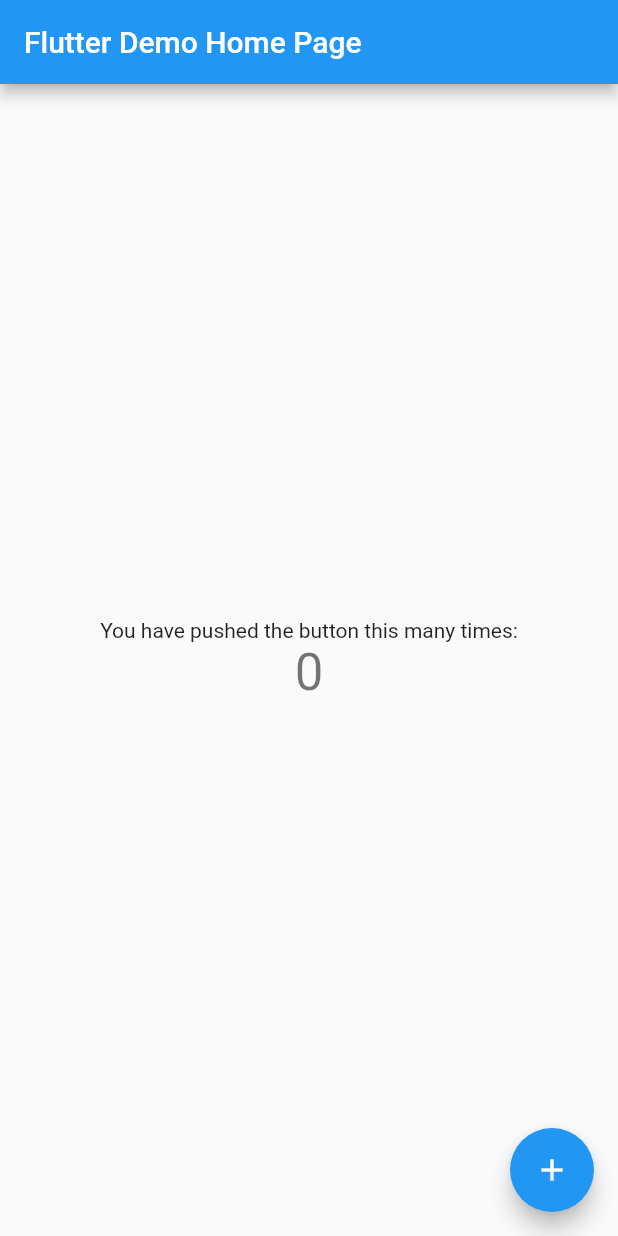
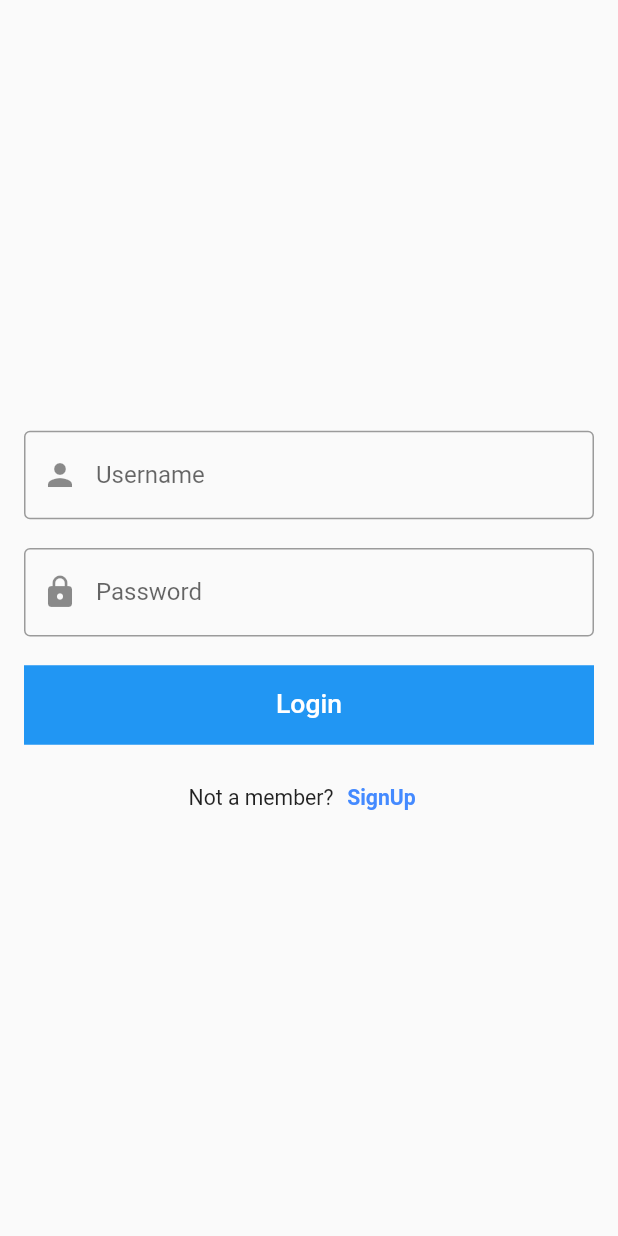
Before and after one commit to rjlama07/Chat-App-Firebase-Flutter, a Flutter app: the screen it shows after launch, on a phone screen of 412 x 824 dp. Run offline on Flutter 3.47's test engine with Material 2 defaults, Android fonts, the phone set to English and light mode, and no system bars; our stand-ins replace cloud_firestore, dartz, firebase_auth, firebase_core, firebase_messaging, firebase_storage and 5 more; missing offline and left inert: flutter_firebase_chat_core; accounts and stored records are empty.

Commit message:
login signup Completed

```diff
--- a/lib/main.dart
+++ b/lib/main.dart
@@ -1,7 +1,9 @@
+import 'package:chatapp/view/login/login_page.dart';
 import 'package:firebase_core/firebase_core.dart';
 import 'package:flutter/material.dart';
 import 'package:flutter_riverpod/flutter_riverpod.dart';
-
+import 'package:flutter_screenutil/flutter_screenutil.dart';
+import 'package:get/get_navigation/src/root/get_material_app.dart';
 import 'firebase_options.dart';
 
 void main() async {
@@ -18,106 +20,19 @@ class MyApp extends StatelessWidget {
   // This widget is the root of your application.
   @override
   Widget build(BuildContext context) {
-    return MaterialApp(
-      title: 'Flutter Demo',
-      theme: ThemeData(
-        // This is the theme of your application.
-        //
-        // Try running your application with "flutter run". You'll see the
-        // application has a blue toolbar. Then, without quitting the app, try
-        // changing the primarySwatch below to Colors.green and then invoke
-        // "hot reload" (press "r" in the console where you ran "flutter run",
-        // or simply save your changes to "hot reload" in a Flutter IDE).
-        // Notice that the counter didn't reset back to zero; the application
-        // is not restarted.
-        primarySwatch: Colors.blue,
+    return ScreenUtilInit(
+      minTextAdapt: true,
+      designSize: const Size(932, 430),
+      builder: (context, child) => GetMaterialApp(
+        debugShowCheckedModeBanner: false,
+        title: 'Flutter Demo',
+        themeMode: ThemeMode.light,
+        theme: ThemeData(
+            primarySwatch: Colors.blue,
+            appBarTheme:
+                const AppBarTheme().copyWith(foregroundColor: Colors.white)),
+        home: const LoginPage(),
       ),
-      home: const MyHomePage(title: 'Flutter Demo Home Page'),
     );
   }
 }
-
-class MyHomePage extends StatefulWidget {
-  const MyHomePage({super.key, required this.title});
-
-  // This widget is the home page of your application. It is stateful, meaning
-  // that it has a State object (defined below) that contains fields that affect
-  // how it looks.
-
-  // This class is the configuration for the state. It holds the values (in this
-  // case the title) provided by the parent (in this case the App widget) and
-  // used by the build method of the State. Fields in a Widget subclass are
-  // always marked "final".
-
-  final String title;
-
-  @override
-  State<MyHomePage> createState() => _MyHomePageState();
-}
-
-class _MyHomePageState extends State<MyHomePage> {
-  int _counter = 0;
-
-  void _incrementCounter() {
-    setState(() {
-      // This call to setState tells the Flutter framework that something has
-      // changed in this State, which causes it to rerun the build method below
-      // so that the display can reflect the updated values. If we changed
-      // _counter without calling setState(), then the build method would not be
-      // called again, and so nothing would appear to happen.
-      _counter++;
-    });
-  }
-
-  @override
-  Widget build(BuildContext context) {
-    // This method is rerun every time setState is called, for instance as done
-    // by the _incrementCounter method above.
-    //
-    // The Flutter framework has been optimized to make rerunning build methods
-    // fast, so that you can just rebuild anything that needs updating rather
-    // than having to individually change instances of widgets.
-    return Scaffold(
-      appBar: AppBar(
-        // Here we take the value from the MyHomePage object that was created by
-        // the App.build method, and use it to set our appbar title.
-        title: Text(widget.title),
-      ),
-      body: Center(
-        // Center is a layout widget. It takes a single child and positions it
-        // in the middle of the parent.
-        child: Column(
-          // Column is also a layout widget. It takes a list of children and
-          // arranges them vertically. By default, it sizes itself to fit its
-          // children horizontally, and tries to be as tall as its parent.
-          //
-          // Invoke "debug painting" (press "p" in the console, choose the
-          // "Toggle Debug Paint" action from the Flutter Inspector in Android
-          // Studio, or the "Toggle Debug Paint" command in Visual Studio Code)
-          // to see the wireframe for each widget.
-          //
-          // Column has various properties to control how it sizes itself and
-          // how it positions its children. Here we use mainAxisAlignment to
-          // center the children vertically; the main axis here is the vertical
-          // axis because Columns are vertical (the cross axis would be
-          // horizontal).
-          mainAxisAlignment: MainAxisAlignment.center,
-          children: <Widget>[
-            const Text(
-              'You have pushed the button this many times:',
-            ),
-            Text(
-              '$_counter',
-              style: Theme.of(context).textTheme.headline4,
-            ),
-          ],
-        ),
-      ),
-      floatingActionButton: FloatingActionButton(
-        onPressed: _incrementCounter,
-        tooltip: 'Increment',
-        child: const Icon(Icons.add),
-      ), // This trailing comma makes auto-formatting nicer for build methods.
-    );
-  }
-}
--- /dev/null
+++ b/lib/view/login/login_page.dart
@@ -0,0 +1,92 @@
+import 'package:chatapp/view/signup/signup_page.dart';
+import 'package:flutter/material.dart';
+import 'package:flutter_screenutil/flutter_screenutil.dart';
+import 'package:get/get.dart';
+import 'package:get/instance_manager.dart';
+
+class LoginPage extends StatelessWidget {
+  const LoginPage({super.key});
+
+  @override
+  Widget build(BuildContext context) {
+    final emailController = TextEditingController();
+    final passwordController = TextEditingController();
+    return Scaffold(
+      body: Container(
+        padding: const EdgeInsets.symmetric(horizontal: 16, vertical: 16),
+        child: Column(
+          children: [
+            const Spacer(),
+            SizedBox(
+              height: 10.h,
+            ),
+            TextFormField(
+              controller: emailController,
+              decoration: const InputDecoration(
+                  prefixIcon: Icon(Icons.person),
+                  hintText: "Username",
+                  border: OutlineInputBorder()),
+            ),
+            SizedBox(
+              height: 10.h,
+            ),
+            TextFormField(
+              obscureText: true,
+              controller: passwordController,
+              decoration: const InputDecoration(
+                  prefixIcon: Icon(Icons.lock),
+                  hintText: "Password",
+                  border: OutlineInputBorder()),
+            ),
+            SizedBox(
+              height: 10.h,
+            ),
+            InkWell(
+              onTap: (() {
+                debugPrint(emailController.text);
+                debugPrint(passwordController.text);
+              }),
+              child: Container(
+                width: double.maxFinite,
+                padding:
+                    const EdgeInsets.symmetric(horizontal: 16, vertical: 16),
+                decoration: const BoxDecoration(color: Colors.blue),
+                child: Center(
+                  child: Text(
+                    "Login",
+                    style: TextStyle(
+                        fontWeight: FontWeight.w500,
+                        color: Colors.white,
+                        fontSize: 40.sp),
+                  ),
+                ),
+              ),
+            ),
+            SizedBox(
+              height: 6.h,
+            ),
+            Row(
+              mainAxisAlignment: MainAxisAlignment.center,
+              children: [
+                Text(
+                  "Not a member?",
+                  style: TextStyle(fontSize: 32.sp),
+                ),
+                TextButton(
+                    onPressed: () => Get.to(const SignupPage()),
+                    child: Text(
+                      "SignUp",
+                      style: TextStyle(
+                          color: Colors.blueAccent,
+                          fontWeight: FontWeight.w700,
+                          fontSize: 32.sp),
+                    ))
+              ],
+            ),
+            const Spacer()
+          ],
+        ),
+      ),
+    );
+  }
+}
--- a/pubspec.yaml
+++ b/pubspec.yaml
@@ -47,6 +47,9 @@ dependencies:
   flutter_firebase_chat_core: ^1.6.4
   flutter_local_notifications: ^13.0.0
   firebase_messaging: ^14.2.2
+  dartz: ^0.10.1
+  flutter_screenutil: ^5.6.1
+  get: ^4.6.5
 
 dev_dependencies:
   flutter_test:
```
Also changed, not shown: lib/services/auth_services.dart (added, +36 -0 lines), lib/view/signup/signup_page.dart (added, +117 -0 lines), pubspec.lock, 1 other file.
